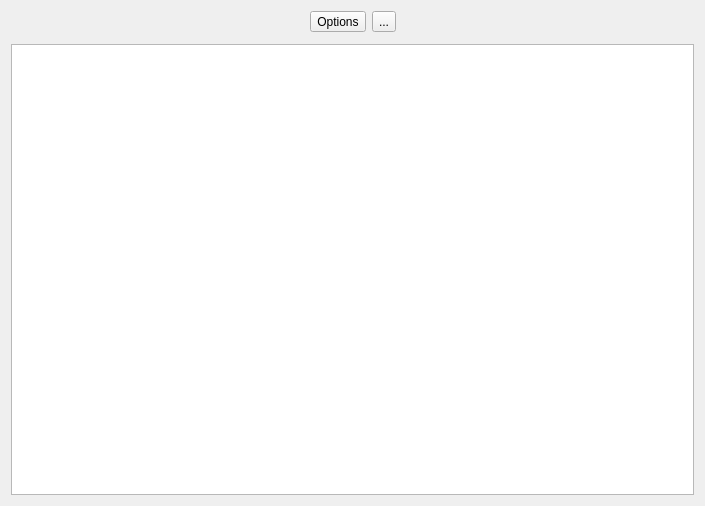
Before: the Qt Designer form qt/qtgo/qtgo/network/PeerChooser.ui in alecs1/home, drawn with Qt 5.
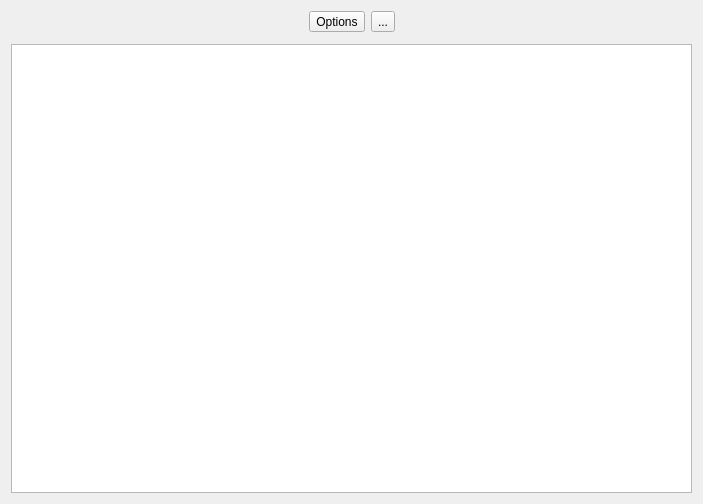
After: the same form once the commit is applied. Icons and pictures are not drawn.

Diff of the .ui file:
```diff
--- a/qt/qtgo/qtgo/network/PeerChooser.ui
+++ b/qt/qtgo/qtgo/network/PeerChooser.ui
@@ -6,8 +6,8 @@
    <rect>
     <x>0</x>
     <y>0</y>
-    <width>705</width>
-    <height>506</height>
+    <width>703</width>
+    <height>504</height>
    </rect>
   </property>
   <property name="windowTitle">
```
Left out of the diff: 2 changed lines with no effect on the pictures.
